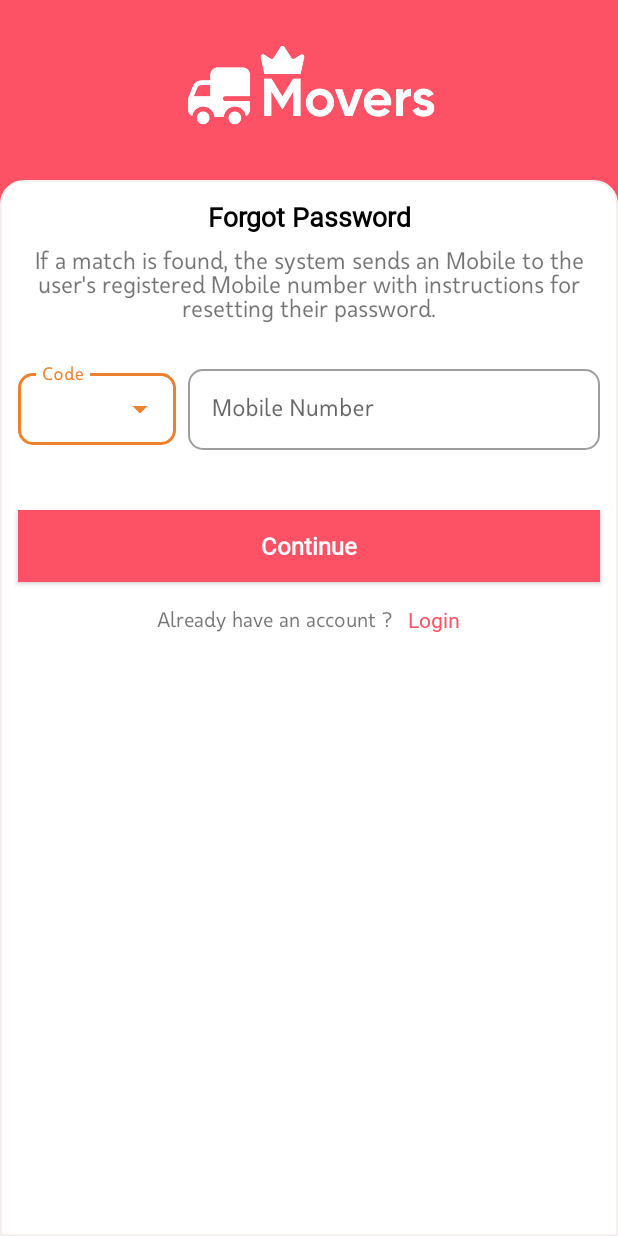
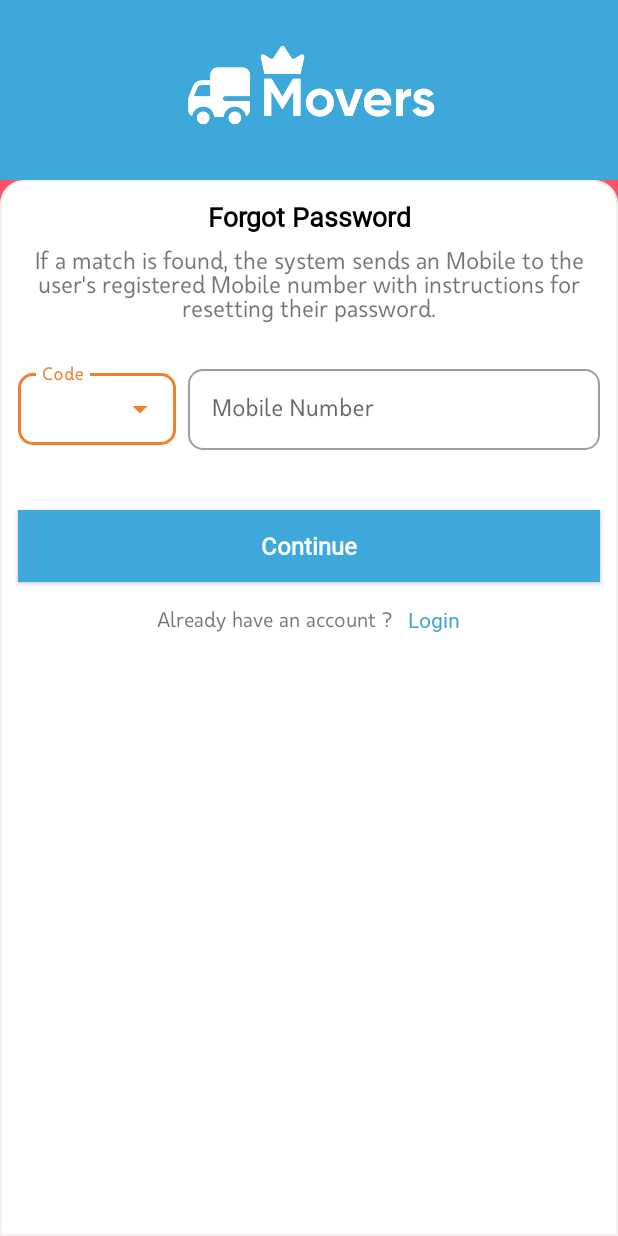
Before and after one commit to Vasanthdev2004/truck-lorry-app, an Android app: the ForgotPasswordActivity screen opened directly, with no data from a screen before it, on a phone screen of 412 x 824 dp. Run offline under Robolectric (Android 15) with nearby library versions, the phone set to English and light mode, and no system bars; our stand-ins replace ButterKnife.

Commit message:
forgot changes

```diff
--- a/app/src/main/res/layout/activity_forgot_password.xml
+++ b/app/src/main/res/layout/activity_forgot_password.xml
@@ -29,6 +29,7 @@
                 android:id="@+id/l1"
                 android:layout_width="match_parent"
                 android:layout_height="120dp"
+                android:background="#3DA8D9"
                 android:gravity="center"
                 android:orientation="vertical">
 
@@ -154,7 +155,7 @@
                     android:layout_height="wrap_content"
                     android:layout_marginStart="12dp"
                     android:layout_marginEnd="12dp"
-                    android:background="#FD5266"
+                    android:background="#3DA8D9"
                     android:gravity="center"
                     android:padding="5dp"
                     android:text="@string/continues"
@@ -187,7 +188,7 @@
                         android:gravity="center"
                         android:padding="5dp"
                         android:text="@string/login"
-                        android:textColor="#FD5266" />
+                        android:textColor="#3DA8D9" />
 
 
                 </LinearLayout>
```
